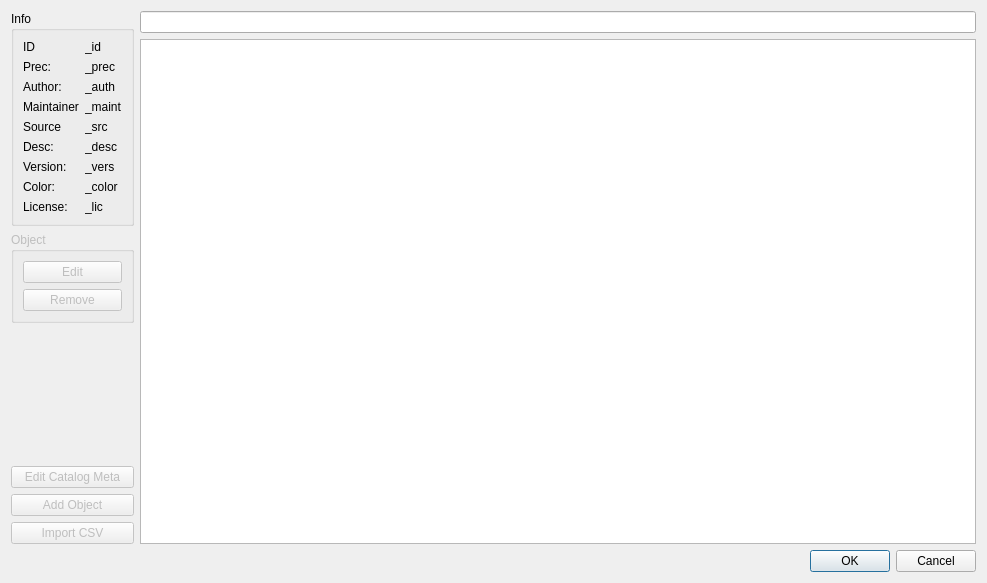
First picture: the form in kstars-astropi/kstars/dialogs/catalogdetails.ui, repository Andre87osx/AstroPi-system, before the edit.
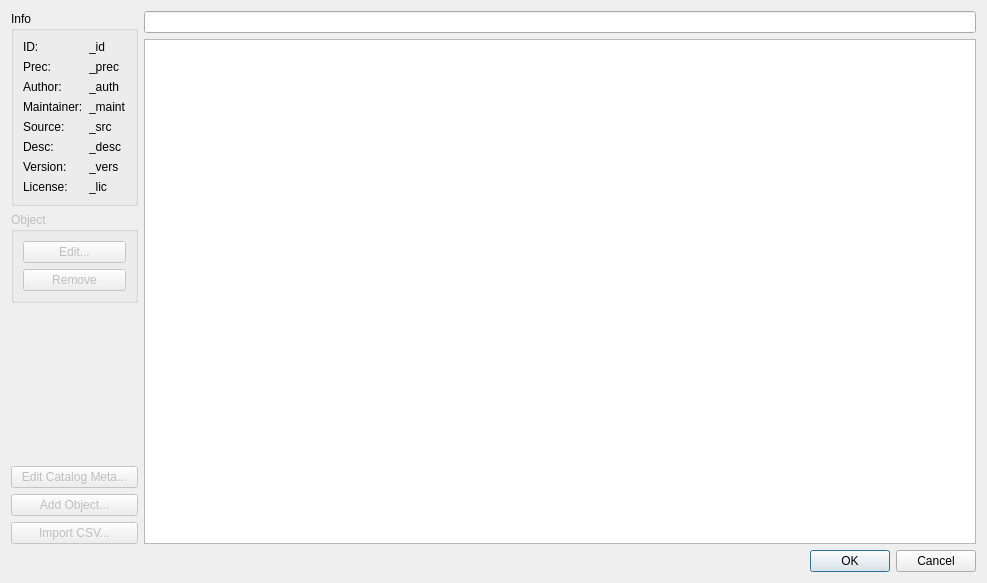
Second picture: the form after the edit.

Commit message:
Start import KDE KStars 3.5.5 (#66)
* Start import KDE KStars 3.5.5

fadc315a - Sync startup time to system when starting a profile in EkosLive

* indi sync 7c194609

Define min alt 10>15
#67 scheduler.ui 1635 delete hack to set minalt as default

* minor fix 3ad663d8

* last KStars 3.5.5 change

Patch:
```diff
--- a/kstars-astropi/kstars/dialogs/catalogdetails.ui
+++ b/kstars-astropi/kstars/dialogs/catalogdetails.ui
@@ -36,7 +36,7 @@
           <item row="0" column="0">
            <widget class="QLabel" name="label">
             <property name="text">
-             <string>ID</string>
+             <string>ID:</string>
             </property>
            </widget>
           </item>
@@ -78,7 +78,7 @@
           <item row="4" column="0">
            <widget class="QLabel" name="label_7">
             <property name="text">
-             <string>Source</string>
+             <string>Source:</string>
             </property>
            </widget>
           </item>
@@ -129,24 +129,10 @@
             </property>
            </widget>
           </item>
-          <item row="7" column="0">
-           <widget class="QLabel" name="label_2">
-            <property name="text">
-             <string>Color:</string>
-            </property>
-           </widget>
-          </item>
-          <item row="7" column="1">
-           <widget class="QLabel" name="color">
-            <property name="text">
-             <string>_color</string>
-            </property>
-           </widget>
-          </item>
           <item row="3" column="0">
            <widget class="QLabel" name="label_4">
             <property name="text">
-             <string>Maintainer</string>
+             <string>Maintainer:</string>
             </property>
            </widget>
           </item>
@@ -189,7 +175,7 @@
              <bool>false</bool>
             </property>
             <property name="text">
-             <string>Edit</string>
+             <string>Edit...</string>
             </property>
            </widget>
           </item>
@@ -225,7 +211,7 @@
           <bool>false</bool>
          </property>
          <property name="text">
-          <string>Edit Catalog Meta</string>
+          <string>Edit Catalog Meta...</string>
          </property>
         </widget>
        </item>
@@ -235,7 +221,7 @@
           <bool>false</bool>
          </property>
          <property name="text">
-          <string>Add Object</string>
+          <string>Add Object...</string>
          </property>
         </widget>
        </item>
@@ -245,7 +231,7 @@
           <bool>false</bool>
          </property>
          <property name="text">
-          <string>Import CSV</string>
+          <string>Import CSV...</string>
          </property>
         </widget>
        </item>
```
The commit also changes 521 other files.
